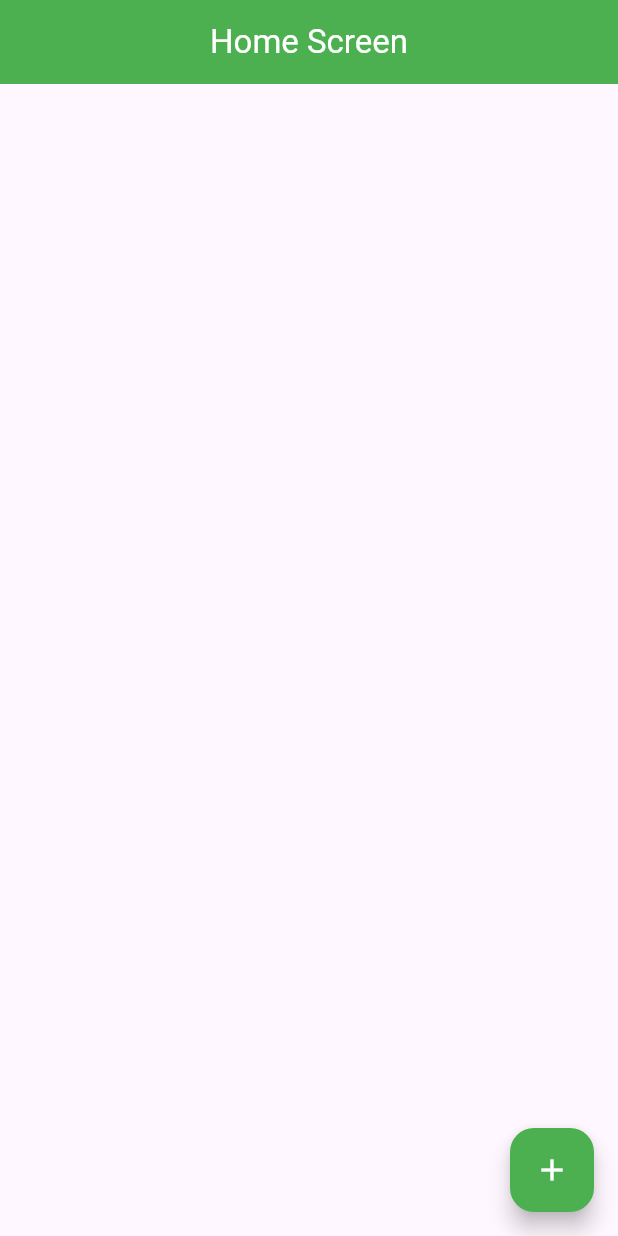
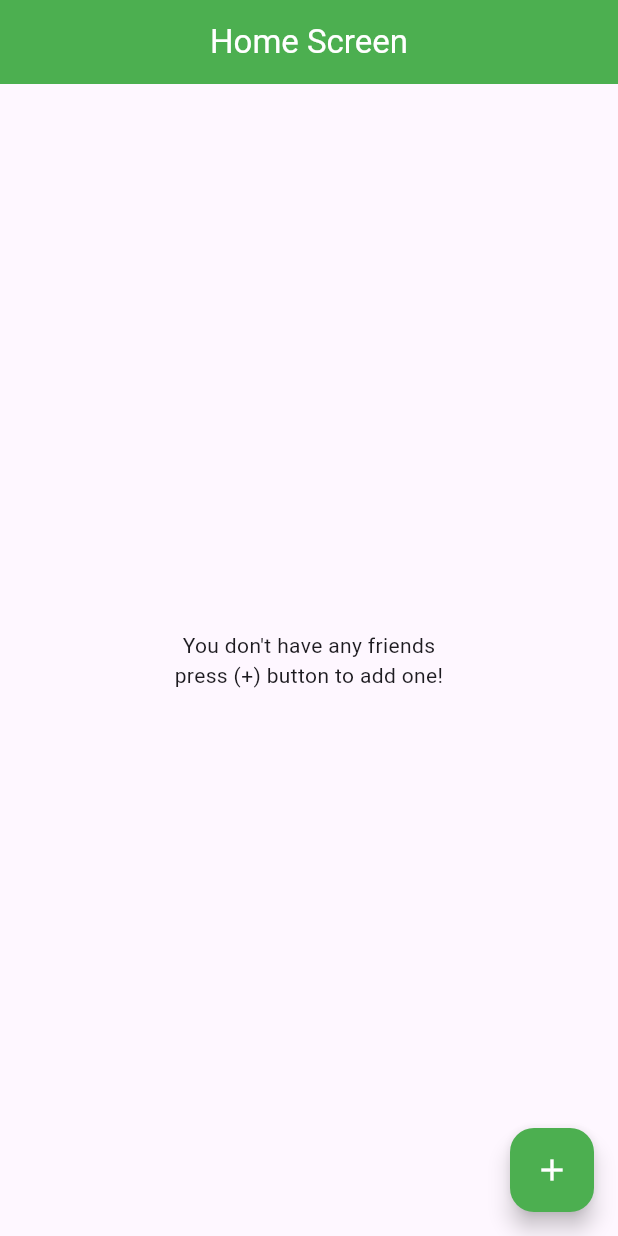
Before and after one commit to AbuBakar044/frinfo, a Flutter app: the screen it shows after launch, on a phone screen of 412 x 824 dp. Run offline on Flutter 3.47's test engine with Material 3 defaults, Android fonts, the phone set to English and light mode, and no system bars; our stand-ins replace hive, hive_flutter, image_picker; accounts and stored records are empty.

Commit message:
Added Valuelistenabebuilder
Added Valuelistenabebuilder and delete functionality

```diff
--- a/lib/home_screen.dart
+++ b/lib/home_screen.dart
@@ -15,10 +15,12 @@ class HomeScreen extends StatefulWidget {
 class _HomeScreenState extends State<HomeScreen> {
   //An empty friends list
   List<FriendModel> friendList = [];
+  Box<FriendModel>? friendsBox;
 
   @override
   void initState() {
-    getFriendsFromDatabase();
+    friendsBox = Hive.box<FriendModel>('friends');
+    //getFriendsFromDatabase();
     super.initState();
   }
 
@@ -45,15 +47,18 @@ class _HomeScreenState extends State<HomeScreen> {
           color: whiteColor,
         ),
       ),
-      body:
-
-          // const Center(
-          //   child: Text(
-          //     "You don't have any friends\npress (+) button to add one!",
-          //     textAlign: TextAlign.center,
-          //   ),
-          // ),
-          ListView.builder(
+      body: friendList.isEmpty
+          ? const Center(
+              child: Text(
+                "You don't have any friends\npress (+) button to add one!",
+                textAlign: TextAlign.center,
+              ),
+            )
+          : ValueListenableBuilder(
+              valueListenable: friendsBox!.listenable(),
+              builder: (context, _, __) {
+                friendList = friendsBox!.values.toList().cast<FriendModel>();
+                return ListView.builder(
                   itemCount: friendList.length,
                   itemBuilder: (context, index) {
                     return Padding(
@@ -61,7 +66,8 @@ class _HomeScreenState extends State<HomeScreen> {
                       child: ListTile(
                         tileColor: Colors.green,
                         leading: CircleAvatar(
-                backgroundImage: MemoryImage(friendList[index].image!),
+                          backgroundImage:
+                              MemoryImage(friendList[index].image!),
                         ),
                         title: Text(
                           friendList[index].name!,
@@ -75,23 +81,36 @@ class _HomeScreenState extends State<HomeScreen> {
                             color: whiteColor,
                           ),
                         ),
+                        trailing: IconButton(
+                            onPressed: () {
+                              deleteFriend(index);
+                            },
+                            icon: const Icon(
+                              Icons.delete,
+                              color: whiteColor,
+                            )),
                       ),
                     );
                   },
-      ),
+                );
+              }),
     );
   }
 
-  //Function to get friends from Hive Database
-  Future<void> getFriendsFromDatabase() async {
+  // //Function to get friends from Hive Database
+  // Future<void> getFriendsFromDatabase() async {
+  //   //Accessed the box of Friends
 
-    //Accessed the box of Friends
-    Box<FriendModel> friendsBox = Hive.box<FriendModel>('friends');
+  //   //Converted all the box values to list and assigned them to our list
+  //   friendList = friendsBox!.values.toList().cast<FriendModel>();
 
-    //Converted all the box values to list and assigned them to our list
-    friendList = friendsBox.values.toList().cast<FriendModel>();
+  //   //Change Screen state to show data
+  //   setState(() {});
+  // }
 
-    //Change Screen state to show data
+  Future<void> deleteFriend(int index) async {
+    friendList.removeAt(index);
+    await friendsBox!.deleteAt(index);
     setState(() {});
   }
 }
--- a/lib/main.dart
+++ b/lib/main.dart
@@ -17,7 +17,7 @@ void main() async {
   await Hive.initFlutter();
 
   //Register Hive Adapter to convert data into bytes
-  Hive.registerAdapter(FriendModelAdapter());
+  Hive.registerAdapter<FriendModel>(FriendModelAdapter());
 
   //Open friends box to save friends of type FriendModel
   await Hive.openBox<FriendModel>('friends');
```
Lines whose indentation alone changed are shown as unchanged.
